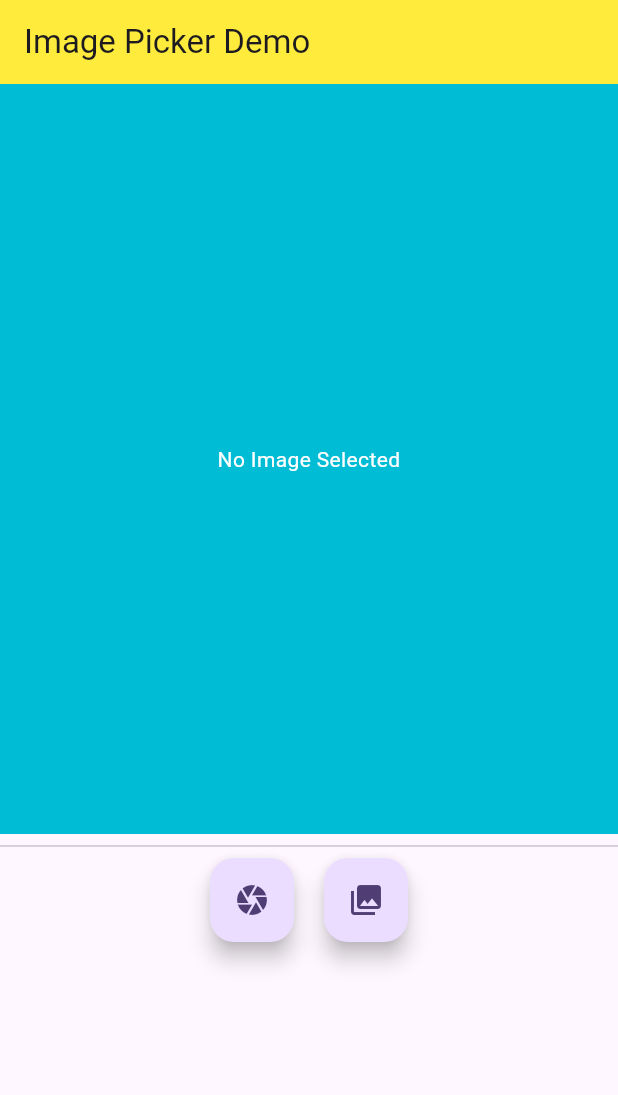
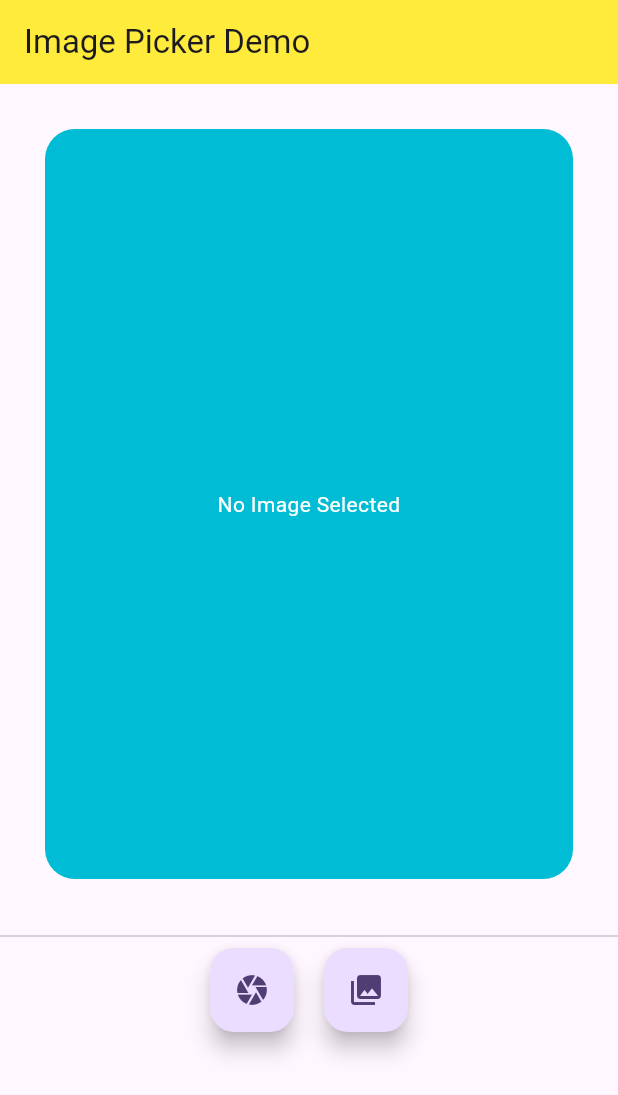
Before and after one commit to EusufUddin8926/flutter-image-picker, a Flutter app: the screen it shows after launch, on a phone screen of 412 x 824 dp. Shown: the top 1095 px of the screen. Run offline on Flutter 3.47's test engine with Material 2 defaults, Android fonts, the phone set to English and light mode, and no system bars; our stand-ins replace image_picker.

Commit message:
change design

```diff
--- a/lib/main.dart
+++ b/lib/main.dart
@@ -58,9 +58,10 @@ class _MyHomePageState extends State<MyHomePage> {
       body: Column(
         children: [
           Container(
+            margin: EdgeInsets.all(30),
+            decoration: BoxDecoration(borderRadius: BorderRadius.circular(20), color: Colors.cyan),
             width: double.infinity,
             height: 500,
-            color: Colors. cyan,
             child: _imagefile == null
                 ? Center(
                   child: const Text(
```
